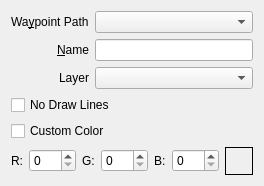
The window that qtfred/ui/WaypointEditorDialog.ui (scp-fs2open/fs2open.github.com) describes before a commit, drawn with Qt 5.
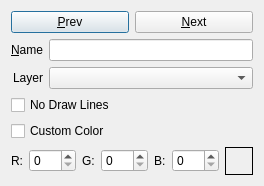
The same window after the commit.

Commit message: make waypoint multi select and direct edit

Diff of the .ui file:
```diff
--- a/qtfred/ui/WaypointEditorDialog.ui
+++ b/qtfred/ui/WaypointEditorDialog.ui
@@ -24,25 +24,23 @@
        <property name="labelAlignment">
         <set>Qt::AlignRight|Qt::AlignTrailing|Qt::AlignVCenter</set>
        </property>
-       <item row="0" column="0">
-        <widget class="QLabel" name="pathLabel">
-         <property name="text">
-          <string>Wa&amp;ypoint Path</string>
-         </property>
-         <property name="buddy">
-          <cstring>pathSelection</cstring>
-         </property>
-        </widget>
-       </item>
-       <item row="0" column="1">
-        <widget class="QComboBox" name="pathSelection">
-         <property name="sizePolicy">
-          <sizepolicy hsizetype="Expanding" vsizetype="Fixed">
-           <horstretch>0</horstretch>
-           <verstretch>0</verstretch>
-          </sizepolicy>
-         </property>
-        </widget>
+       <item row="0" column="0" colspan="2">
+        <layout class="QHBoxLayout" name="navigationLayout">
+         <item>
+          <widget class="QPushButton" name="prevPathButton">
+           <property name="text">
+            <string>&amp;Prev</string>
+           </property>
+          </widget>
+         </item>
+         <item>
+          <widget class="QPushButton" name="nextPathButton">
+           <property name="text">
+            <string>&amp;Next</string>
+           </property>
+          </widget>
+         </item>
+        </layout>
        </item>
        <item row="1" column="0">
         <widget class="QLabel" name="nameLabel">
```
Left out of the diff: 34 changed lines with no effect on the pictures. The commit also changes 5 other files.
